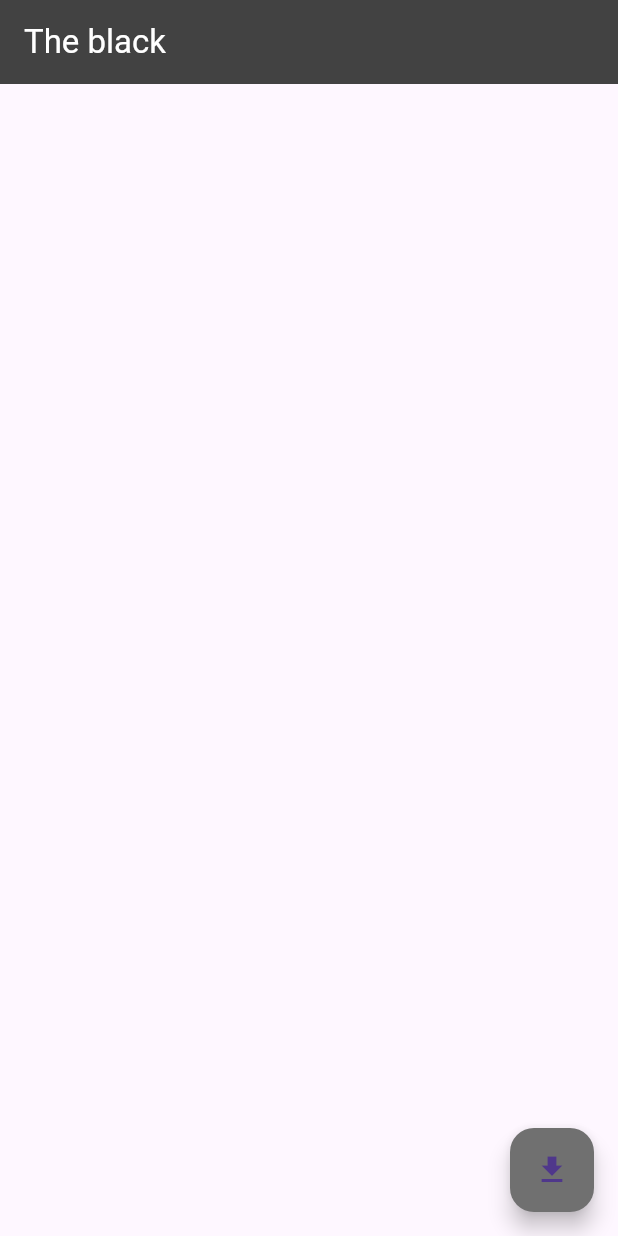
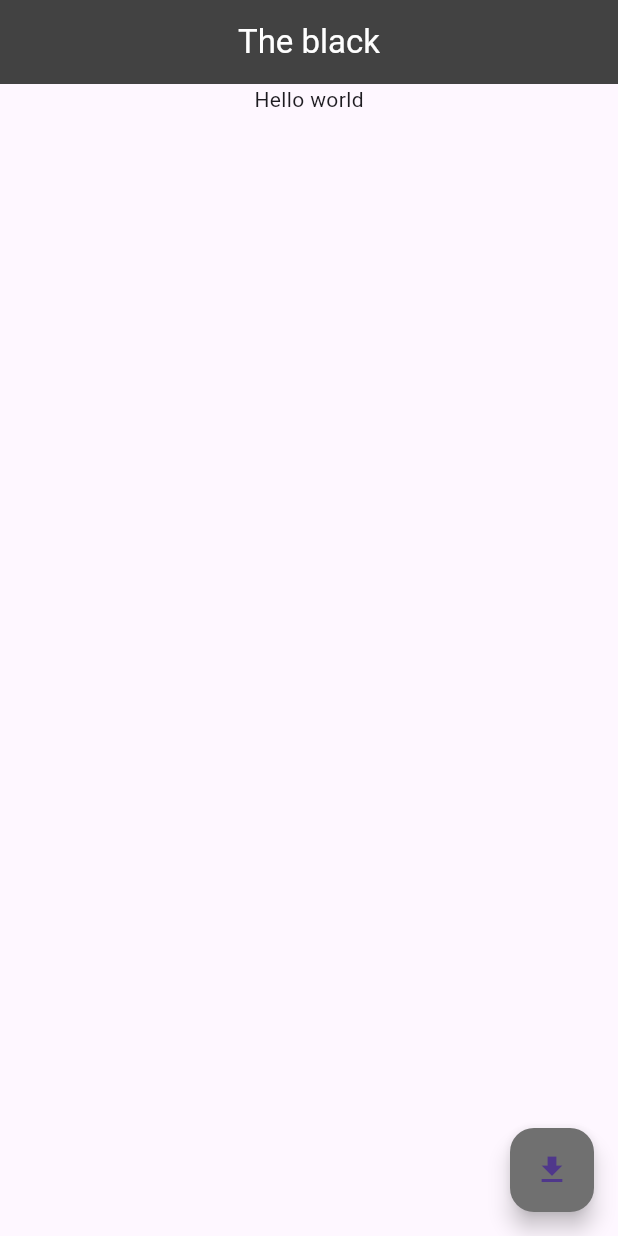
Before and after one commit to phamminhlong10/black_web, a Flutter app: the screen it shows after launch, on a phone screen of 412 x 824 dp. Run offline on Flutter 3.47's test engine with Material 2 defaults, Android fonts, the phone set to English and light mode, and no system bars; our stand-ins replace dio, equatable, flutter_bloc, get_it, retrofit; generated files the repository leaves out were written again.

Commit message:
update UI

```diff
--- a/lib/app.dart
+++ b/lib/app.dart
@@ -11,7 +11,6 @@ class App extends StatelessWidget {
   @override
   Widget build(BuildContext context) {
     return MaterialApp(
-      title: 'Flutter Demo',
       theme: ThemeData(
         useMaterial3: true,
         // primarySwatch: Colors.grey,
@@ -19,9 +18,8 @@ class App extends StatelessWidget {
         primaryColorLight: const Color(0xFF6d6d6d),
         primaryColorDark: const Color(0xFF1b1b1b),
       ),
-      home:  BlocProvider(
-          create: (context) => getIt<AppBloc>(),
-          child: SafeArea(child: HomePage())),
+      home: BlocProvider(
+          create: (context) => getIt<AppBloc>(), child: const HomePage()),
     );
   }
 }
--- a/lib/main.dart
+++ b/lib/main.dart
@@ -1,25 +1,11 @@
 import 'package:flutter/material.dart';
 import 'package:the_black_web/injection.dart' as di;
 
+import 'app.dart';
 import 'screens/home_page.dart';
 
 void main() async{
   WidgetsFlutterBinding.ensureInitialized();
   await di.setup();
-  runApp(const MyApp());
+  runApp(const App());
 }
-
-class MyApp extends StatelessWidget {
-  const MyApp({super.key});
-  @override
-  Widget build(BuildContext context) {
-    return MaterialApp(
-      title: 'Flutter Demo',
-      theme: ThemeData(
-        useMaterial3: true,
-        primarySwatch: Colors.blue,
-      ),
-      home: const HomePage(),
-    );
-  }
-}
--- a/lib/screens/home_page.dart
+++ b/lib/screens/home_page.dart
@@ -1,4 +1,9 @@
 import 'package:flutter/material.dart';
+import 'package:flutter_bloc/flutter_bloc.dart';
+import 'package:the_black_web/app.dart';
+import 'package:the_black_web/bloc/app_bloc.dart';
+import 'package:the_black_web/bloc/app_event.dart';
+import 'package:the_black_web/bloc/app_state.dart';
 import 'package:the_black_web/injection.dart';
 import 'package:the_black_web/model/account.dart';
 import 'package:the_black_web/repositories/account_repository.dart';
@@ -15,32 +20,45 @@ class _HomePageState extends State<HomePage> {
   List<Account> listAccount = [];
   @override
   Widget build(BuildContext context) {
-    return Scaffold(
+    return SafeArea(
+      child: Scaffold(
           appBar: AppBar(
-            title:
-                const Text("The black", style: TextStyle(color: Colors.white)),
+            centerTitle: true,
+              title: const Text(
+                  "The black",
+                  style: TextStyle(color: Colors.white)),
               backgroundColor: const Color(0xFF424242)),
           floatingActionButton: FloatingActionButton(
               backgroundColor: const Color(0xFF707070),
-            onPressed: () async {
-              var list = await getIt<AccountRepository>().getListAccount({});
-              setState(() {
-                listAccount = list;
-              });
-            },
+              onPressed: () => context.read<AppBloc>().add(FetchData()),
               child: const Icon(Icons.download)),
           body: Column(
             children: [
-            Expanded(
-              child: ListView.builder(
-                  itemCount: listAccount.length,
+              BlocBuilder<AppBloc, AppState>(
+                builder: (context, state) {
+                  if (state is AppLoadingState) {
+                    return const Center(child: Text("Loading..."));
+                  }
+                  if (state is AppSuccessState) {
+                    return Expanded(
+                      child: GridView.builder(
+                        gridDelegate: SliverGridDelegateWithFixedCrossAxisCount(
+                          crossAxisCount: MediaQuery.of(context).size.width < 730 ? 2 : 3,
+                          mainAxisExtent: 250
+                        ),
+                          itemCount: state.users.length,
                           itemBuilder: (context, index) {
                             return AccountInfo(
-                      user: listAccount[index],
+                              user: state.users[index],
                             );
                           }),
+                    );
+                  }
+                  return const Center(child: Text("Hello world"));
+                },
               )
             ],
-        ));
+          )),
+    );
   }
 }
--- a/pubspec.yaml
+++ b/pubspec.yaml
@@ -40,7 +40,7 @@ dependencies:
   cupertino_icons: ^1.0.2
   get_it: ^7.2.0
   dio: ^5.0.1
-  flutter_bloc: ^8.1.2
+  flutter_bloc: ^8.0.1
   equatable: ^2.0.5
 
 dev_dependencies:
```
Also changed, not shown: lib/widgets/account_info.dart (+31 -36 lines), 1 other file. Lines whose indentation alone changed are shown as unchanged.
